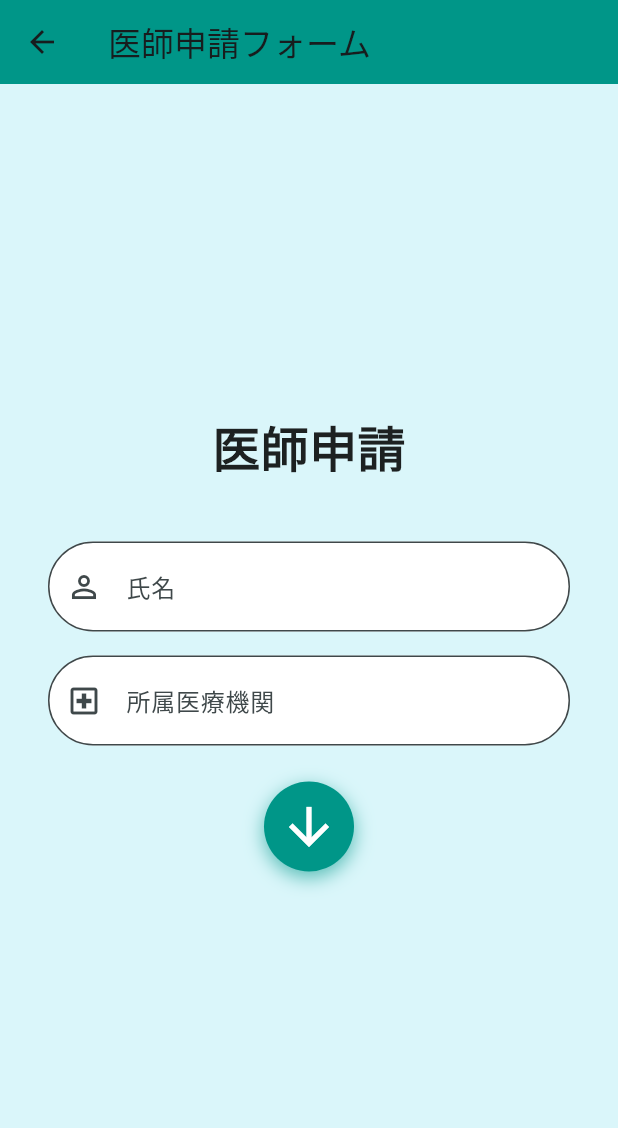
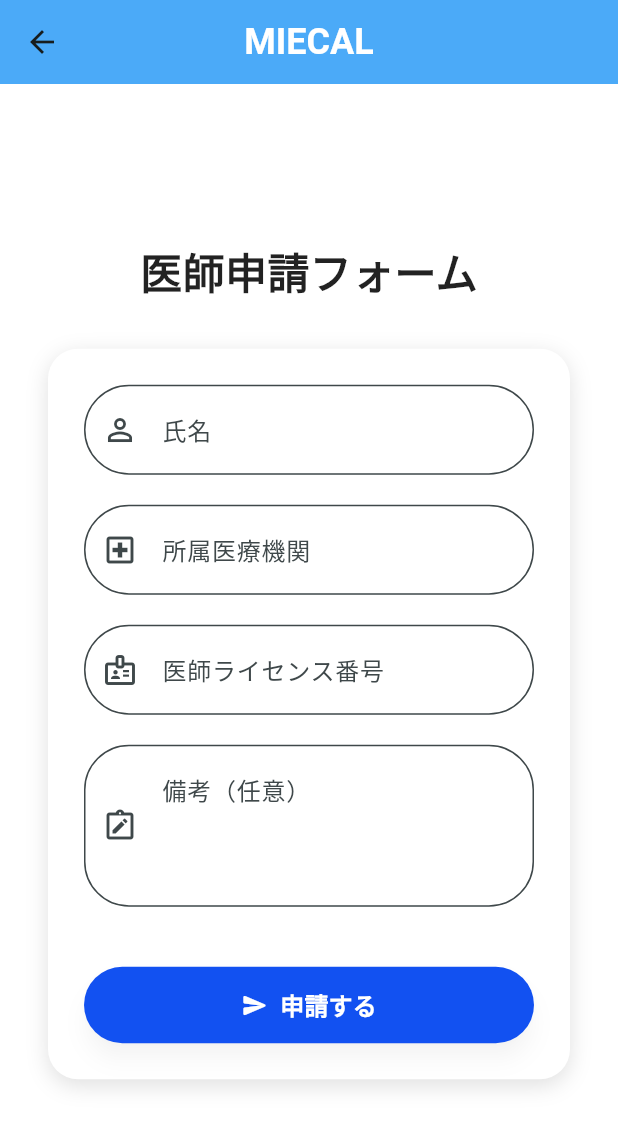
Before and after one commit to HiromuYamana/MIECAL, a Flutter app: the DoctorApplicationPage screen opened by its route, on a phone screen of 412 x 824 dp. Shown: the top 1128 px of the screen. Run offline on Flutter 3.47's test engine with Material 3 defaults, Android fonts, the phone set to English and light mode, and no system bars; our stand-ins replace cloud_firestore, firebase_auth, firebase_core, google_fonts, google_sign_in, numberpicker and 3 more; missing offline and left inert: mobile_scanner; accounts and stored records are empty.

Commit message:
医者申請システム画面改良

```diff
--- a/lib/doctor_application_page.dart
+++ b/lib/doctor_application_page.dart
@@ -14,6 +14,8 @@ class _DoctorApplicationPageState extends State<DoctorApplicationPage> {
   final _formKey = GlobalKey<FormState>();
   final _nameController = TextEditingController();
   final _hospitalController = TextEditingController();
+  final _licenseNumberController = TextEditingController();
+  final _notesController = TextEditingController();
 
   bool _isSubmitting = false;
   String errorMessage = '';
@@ -42,6 +44,8 @@ class _DoctorApplicationPageState extends State<DoctorApplicationPage> {
         'userId': uid,
         'name': _nameController.text.trim(),
         'hospital': _hospitalController.text.trim(),
+        'licenseNumber': _licenseNumberController.text.trim(),
+        'notes': _notesController.text.trim(),
         'status': 'pending',
         'timestamp': FieldValue.serverTimestamp(),
       });
@@ -63,41 +67,20 @@ class _DoctorApplicationPageState extends State<DoctorApplicationPage> {
   void dispose() {
     _nameController.dispose();
     _hospitalController.dispose();
+    _licenseNumberController.dispose();
+    _notesController.dispose();
     super.dispose();
   }
 
-  @override
-  Widget build(BuildContext context) {
-    return Scaffold(
-      backgroundColor: const Color.fromARGB(255, 218, 246, 250),
-      appBar: AppBar(
-        title: Text('医師申請フォーム', style: GoogleFonts.poppins()),
-        backgroundColor: Colors.teal,
-      ),
-      body: Center(
-        child: SingleChildScrollView(
-          padding: const EdgeInsets.symmetric(horizontal: 32),
-          child: Form(
-            key: _formKey,
-            child: Column(
-              crossAxisAlignment: CrossAxisAlignment.center,
-              children: [
-                Text(
-                  '医師申請',
-                  style: GoogleFonts.poppins(
-                    fontSize: 32,
-                    fontWeight: FontWeight.bold,
-                    color: Colors.black87,
-                  ),
-                ),
-                const SizedBox(height: 40),
-
-                // 氏名
-                TextFormField(
-                  controller: _nameController,
+Widget _buildTextField(
+    TextEditingController controller, String hintText, IconData icon,
+    {int maxLines = 1}) {
+  return TextFormField(
+    controller: controller,
+    maxLines: maxLines,
     decoration: InputDecoration(
-                    hintText: '氏名',
-                    prefixIcon: const Icon(Icons.person_outline),
+      hintText: hintText,
+      prefixIcon: Icon(icon),
       contentPadding: const EdgeInsets.symmetric(vertical: 18),
       border: OutlineInputBorder(
         borderRadius: BorderRadius.circular(30),
@@ -107,19 +90,80 @@ class _DoctorApplicationPageState extends State<DoctorApplicationPage> {
     ),
     validator: (value) {
       if (value == null || value.trim().isEmpty) {
-                      return '氏名を入力してください';
+        return '$hintText を入力してください';
       }
       return null;
     },
+  );
+}
+
+
+  @override
+Widget build(BuildContext context) {
+  return Scaffold(
+    backgroundColor: const Color.fromARGB(255, 255, 255, 255),
+    appBar: AppBar(
+      title: const Text(
+        "MIECAL",
+        style: TextStyle(
+          color: Colors.white,
+          fontWeight: FontWeight.bold,
+          fontSize: 24,
         ),
-                const SizedBox(height: 16),
+      ),
+      centerTitle: true,
+      backgroundColor: const Color.fromARGB(255, 75, 170, 248),
+      automaticallyImplyLeading: true,
+    ),
+    body: Center(
+      child: SingleChildScrollView(
+        padding: const EdgeInsets.symmetric(horizontal: 32),
+        child: Column(
+          crossAxisAlignment: CrossAxisAlignment.center,
+          children: [
+            const SizedBox(height: 32),
 
-                // 所属医療機関
+            // 🔹 タイトル（カードの外）
+            Text(
+              '医師申請フォーム',
+              style: GoogleFonts.montserrat(
+                fontSize: 28,
+                fontWeight: FontWeight.bold,
+                color: Colors.black87,
+              ),
+            ),
+            const SizedBox(height: 32),
+
+            // 🔸 中央の白カードボックス（フォーム）
+            Container(
+              padding: const EdgeInsets.all(24),
+              decoration: BoxDecoration(
+                color: Colors.white,
+                borderRadius: BorderRadius.circular(20),
+                boxShadow: [
+                  BoxShadow(
+                    color: Colors.black12,
+                    blurRadius: 12,
+                    offset: Offset(0, 4),
+                  ),
+                ],
+              ),
+              child: Form(
+                key: _formKey,
+                child: Column(
+                  children: [
+                    _buildTextField(_nameController, '氏名', Icons.person_outline),
+                    const SizedBox(height: 20),
+                    _buildTextField(_hospitalController, '所属医療機関', Icons.local_hospital_outlined),
+                    const SizedBox(height: 20),
+                    _buildTextField(_licenseNumberController, '医師ライセンス番号', Icons.badge_outlined),
+                    const SizedBox(height: 20),
                     TextFormField(
-                  controller: _hospitalController,
+                      controller: _notesController,
+                      maxLines: 3,
                       decoration: InputDecoration(
-                    hintText: '所属医療機関',
-                    prefixIcon: const Icon(Icons.local_hospital_outlined),
+                        hintText: '備考（任意）',
+                        prefixIcon: const Icon(Icons.note_alt_outlined),
                         contentPadding: const EdgeInsets.symmetric(vertical: 18),
                         border: OutlineInputBorder(
                           borderRadius: BorderRadius.circular(30),
@@ -127,55 +171,58 @@ class _DoctorApplicationPageState extends State<DoctorApplicationPage> {
                         filled: true,
                         fillColor: Colors.white,
                       ),
-                  validator: (value) {
-                    if (value == null || value.trim().isEmpty) {
-                      return '所属医療機関を入力してください';
-                    }
-                    return null;
-                  },
                     ),
-                const SizedBox(height: 24),
+                    const SizedBox(height: 20),
 
-                // エラーメッセージ表示
                     if (errorMessage.isNotEmpty)
-                  Text(
-                    errorMessage,
-                    style: const TextStyle(color: Colors.red),
+                      Text(errorMessage, style: const TextStyle(color: Colors.red)),
+                    const SizedBox(height: 20),
+
+                    SizedBox(
+                      width: double.infinity,
+                      child: ElevatedButton.icon(
+                        onPressed: _isSubmitting ? null : _submitApplication,
+                        icon: _isSubmitting
+                            ? const SizedBox(
+                                height: 20,
+                                width: 20,
+                                child: CircularProgressIndicator(
+                                  color: Colors.white,
+                                  strokeWidth: 2,
                                 ),
-                if (errorMessage.isNotEmpty) const SizedBox(height: 16),
+                              )
+                            : const Icon(Icons.send_rounded),
+                        label: Text(
+                          _isSubmitting ? '送信中...' : '申請する',
+                          style: const TextStyle(
+                            fontSize: 16,
+                            fontWeight: FontWeight.bold,
+                          ),
+                        ),
+                        style: ElevatedButton.styleFrom(
+                          backgroundColor: const Color.fromARGB(255, 18, 81, 241),
+                          foregroundColor: Colors.white,
+                          shape: RoundedRectangleBorder(
+                            borderRadius: BorderRadius.circular(30),
+                          ),
+                          padding: const EdgeInsets.symmetric(vertical: 14, horizontal: 16),
+                          elevation: 6,
+                          shadowColor: Colors.black.withOpacity(0.2),
+                        ),
+                      ),
+                    )
 
-                // 申請ボタン
-                _isSubmitting
-                    ? const CircularProgressIndicator()
-                    : GestureDetector(
-                        onTap: _submitApplication,
-                        child: Container(
-                          width: 60,
-                          height: 60,
-                          decoration: BoxDecoration(
-                            color: Colors.teal,
-                            shape: BoxShape.circle,
-                            boxShadow: [
-                              BoxShadow(
-                                color: Colors.teal.withOpacity(0.6),
-                                blurRadius: 10,
-                                offset: const Offset(0, 4),
-                              )
                   ],
-                          ),
-                          child: const Icon(
-                            Icons.arrow_downward,
-                            size: 40,
-                            color: Colors.white,
                 ),
               ),
             ),
-                const SizedBox(height: 24),
+
+            const SizedBox(height: 32),
           ],
-            ),
         ),
       ),
     ),
   );
 }
+
 }
```
Also changed, not shown: pubspec.lock (added). Lines whose indentation alone changed are shown as unchanged.
